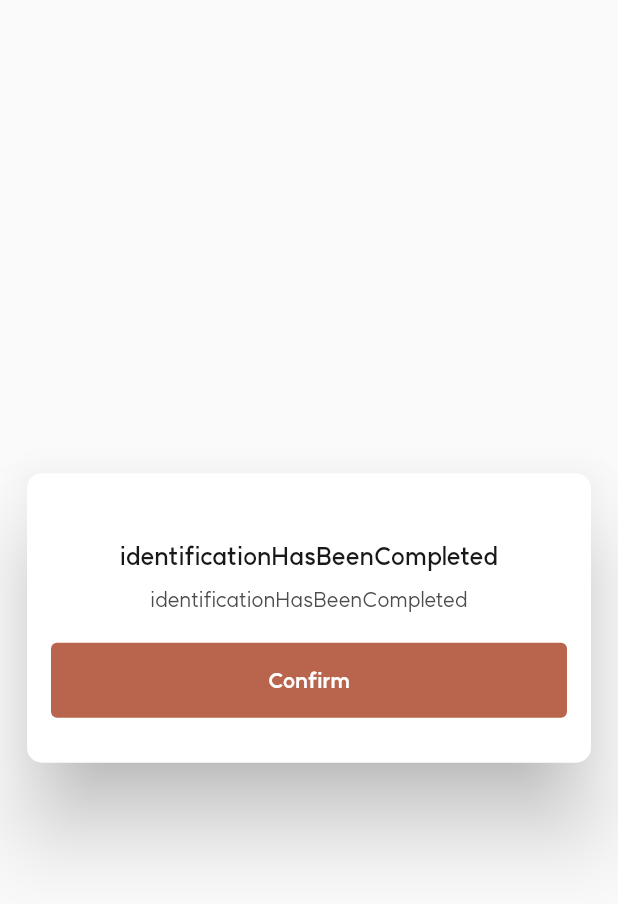
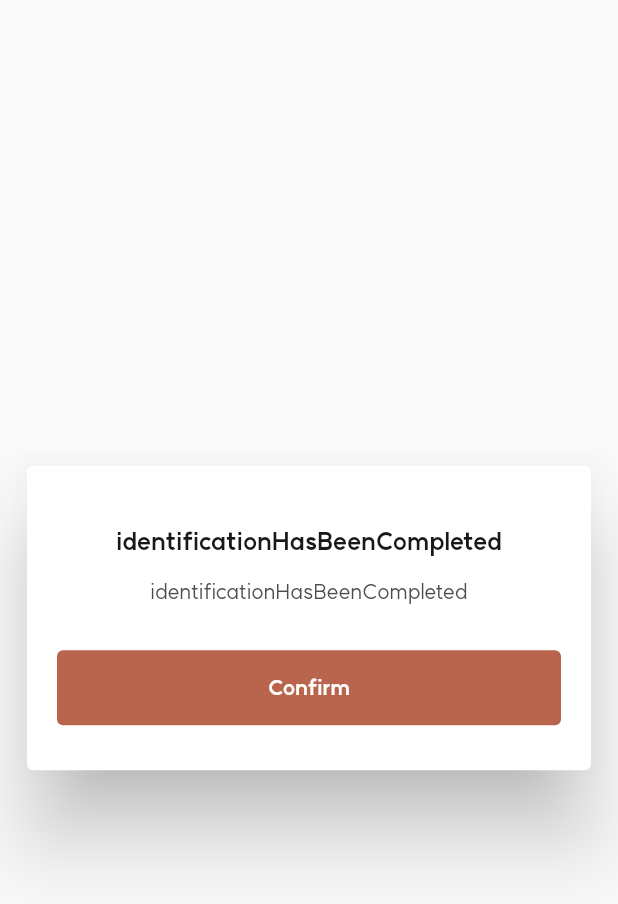
Before and after one commit to souravpanda94/Centropolis, a Flutter app: the CommonModal widget shown alone on an empty page, opened directly, on a phone screen of 412 x 824 dp. Shown: the top 904 px of the screen. Run offline on Flutter 3.47's test engine with Material 2 defaults, Android fonts, the light colour scheme and no system bars; our stand-ins replace barcode_widget, carousel_slider, easy_localization, flutter_image_slideshow, flutter_svg, fluttertoast and 2 more; missing offline and left inert: flutter_barcode_scanner; accounts and stored records are empty.

Commit message:
UI modify & apply common modal

```diff
--- a/centropolis/lib/screens/common_module/findID.dart
+++ b/centropolis/lib/screens/common_module/findID.dart
@@ -97,7 +97,9 @@ class _FindIdScreenState extends State<FindID> {
             buttonName: tr("confirm"),
             firstButtonName: "",
             secondButtonName: "",
-            onConfirmBtnTap: () {},
+            onConfirmBtnTap: () {
+              Navigator.pop(context);
+              },
             onFirstBtnTap: () {},
             onSecondBtnTap: () {},
           );
--- a/centropolis/lib/screens/tenant_service/conference.dart
+++ b/centropolis/lib/screens/tenant_service/conference.dart
@@ -172,7 +172,7 @@ class _ConferenceScreenState extends State<ConferenceScreen> {
                     //   ),
                     // );
                   },
-                  buttonColor: CustomColors.buttonColor,
+                  buttonColor: CustomColors.buttonBackgroundColor,
                   buttonName: tr("makeConferenceRoomReservation"),
                   isIconVisible: true,
                 ),
--- a/centropolis/lib/widgets/common_modal.dart
+++ b/centropolis/lib/widgets/common_modal.dart
@@ -39,11 +39,11 @@ class _CommonModalState extends State<CommonModal> {
 
     return AlertDialog(
         shape: RoundedRectangleBorder(
-          borderRadius: BorderRadius.circular(10),
+          borderRadius: BorderRadius.circular(4),
         ),
         insetPadding: const EdgeInsets.only(left: 18.0, right: 18.0),
         contentPadding: const EdgeInsets.only(
-            top: 45, bottom: 30.0, left: 16.0, right: 16.0),
+            top: 40, bottom: 30.0, left: 20.0, right: 20.0),
         scrollable: true,
         content: SizedBox(
           width: width,
@@ -54,15 +54,14 @@ class _CommonModalState extends State<CommonModal> {
                 style: const TextStyle(
                   color: CustomColors.textColor8,
                   fontSize: 16,
-                  fontFamily: 'SemiBold',
-                  // fontWeight: AppTranslations.of(context).currentLanguage == "ko" ? FontWeight.w800 : FontWeight.bold,
+                  fontFamily: 'Bold',
                 ),
                 textAlign: TextAlign.center,
               ),
             ),
             if (widget.description != "")
               Container(
-                margin: const EdgeInsets.only(top: 10.0),
+                margin: const EdgeInsets.only(top: 15.0),
                 child: Text(
                   widget.description,
                   style: const TextStyle(
@@ -76,7 +75,7 @@ class _CommonModalState extends State<CommonModal> {
             if (widget.buttonName != "")
               Container(
                   margin: const EdgeInsets.only(
-                    top: 20.0,
+                    top: 30.0,
                   ),
                   height: 50,
                   width: double.infinity,
@@ -104,7 +103,7 @@ class _CommonModalState extends State<CommonModal> {
             if (widget.firstButtonName != "" && widget.secondButtonName != "")
               Container(
                   margin: const EdgeInsets.only(
-                    top: 20.0,
+                    top: 30.0,
                   ),
                   width: double.infinity,
                   height: 52,
```
Also changed, not shown: centropolis/assets/translations/en.json (+12 -3 lines), centropolis/assets/translations/ko.json (+6 -19 lines), centropolis/lib/screens/tenant_service/lounge_reservation.dart (+28 -1 lines).
